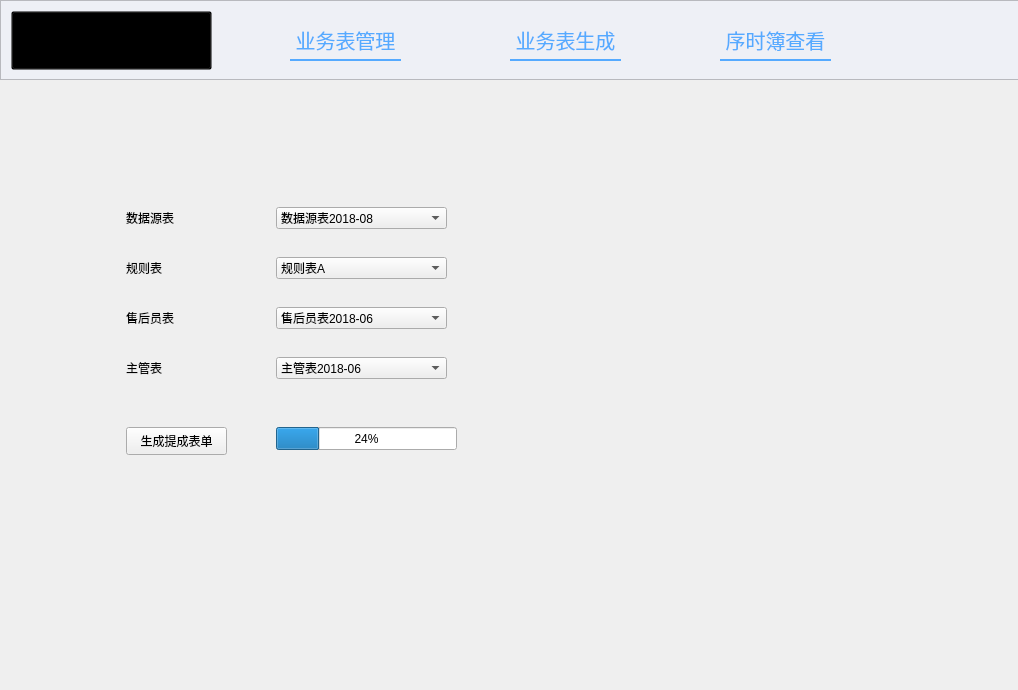
The window that manage_widget.ui (Excel-Plugin/CommissionERP) describes before a commit, drawn with Qt 5.
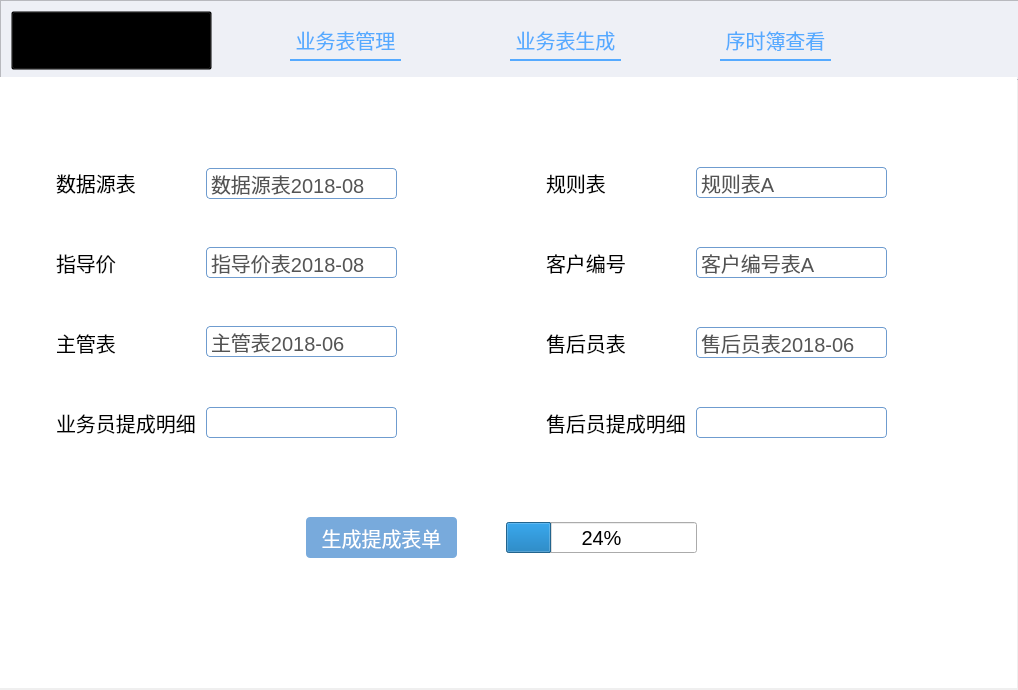
The same window after the commit. The open tabs and pages were chosen to show the change. Icons and pictures are not drawn.

Commit message: 基本完成了业务表生成的配置页面

```diff
--- a/manage_widget.ui
+++ b/manage_widget.ui
@@ -26,9 +26,10 @@
     </rect>
    </property>
    <property name="styleSheet">
-    <string notr="true">QWidget#page{
-	background: white;
-}</string>
+    <string notr="true"/>
+   </property>
+   <property name="currentIndex">
+    <number>1</number>
    </property>
    <widget class="QWidget" name="page">
     <widget class="QListWidget" name="selectListWidget">
@@ -440,13 +441,103 @@
     <zorder>searchPushButton</zorder>
    </widget>
    <widget class="QWidget" name="page_2">
+    <property name="styleSheet">
+     <string notr="true">QWidget#page_2{
+	background: white;
+	border-image: url(:/img/乘风破浪.jpg);
+}
+
+QWidget{
+	font-size: 20px;
+	font-family: &quot;微软雅黑&quot;;
+}
+
+QComboBox {
+        height: 25px;
+        border-radius: 4px;
+        border: 1px solid rgb(111, 156, 207);
+        background: white;
+}
+QComboBox:enabled {
+        color: rgb(84, 84, 84);
+}
+QComboBox:!enabled {
+        color: rgb(80, 80, 80);
+}
+QComboBox:enabled:hover, QComboBox:enabled:focus {
+        color: rgb(51, 51, 51);
+}
+QComboBox::drop-down {
+        width: 20px;
+        border: none;
+        background: transparent;
+}
+QComboBox::drop-down:hover {
+        background: rgba(255, 255, 255, 30);
+}
+QComboBox::down-arrow {
+        image: url(:/White/arrowBottom);
+}
+QComboBox::down-arrow:on {
+        /**top: 1px;**/
+}
+QComboBox QAbstractItemView {
+        border: 1px solid rgb(111, 156, 207);
+        background: white;
+        outline: none;
+}
+QComboBox QAbstractItemView::item {
+        height: 25px;
+        color: rgb(73, 73, 73);
+}
+QComboBox QAbstractItemView::item:selected {
+        background: rgb(232, 241, 250);
+        color: rgb(2, 65, 132);
+}
+QLineEdit {
+        border-radius: 4px;
+        height: 25px;
+        border: 1px solid rgb(111, 156, 207);
+        background: white;
+}
+QLineEdit:enabled {
+        color: rgb(84, 84, 84);
+}
+QLineEdit:enabled:hover, QLineEdit:enabled:focus {
+        color: rgb(51, 51, 51);
+}
+QLineEdit:!enabled {
+        color: rgb(80, 80, 80);
+}
+QPushButton{
+        border-radius: 4px;
+        border: none;
+        width: 75px;
+        height: 25px;
+}
+QPushButton:enabled {
+        background: rgb(120, 170, 220);
+        color: white;
+}
+QPushButton:!enabled {
+        background: rgb(180, 180, 180);
+        color: white;
+}
+QPushButton:enabled:hover{
+        background: rgb(100, 160, 220);
+}
+QPushButton:enabled:pressed{
+        background: rgb(0, 78, 161);
+}
+</string>
+    </property>
     <widget class="QLabel" name="label_2">
      <property name="geometry">
       <rect>
-       <x>130</x>
-       <y>120</y>
+       <x>60</x>
+       <y>80</y>
        <width>111</width>
-       <height>41</height>
+       <height>51</height>
       </rect>
      </property>
      <property name="text">
@@ -456,10 +547,10 @@
     <widget class="QLabel" name="label_3">
      <property name="geometry">
       <rect>
-       <x>130</x>
-       <y>170</y>
+       <x>550</x>
+       <y>80</y>
        <width>111</width>
-       <height>41</height>
+       <height>51</height>
       </rect>
      </property>
      <property name="text">
@@ -469,10 +560,10 @@
     <widget class="QLabel" name="label_4">
      <property name="geometry">
       <rect>
-       <x>130</x>
-       <y>220</y>
+       <x>550</x>
+       <y>240</y>
        <width>111</width>
-       <height>41</height>
+       <height>51</height>
       </rect>
      </property>
      <property name="text">
@@ -482,10 +573,10 @@
     <widget class="QLabel" name="label_5">
      <property name="geometry">
       <rect>
-       <x>130</x>
-       <y>270</y>
+       <x>60</x>
+       <y>240</y>
        <width>111</width>
-       <height>41</height>
+       <height>51</height>
       </rect>
      </property>
      <property name="text">
@@ -495,10 +586,10 @@
     <widget class="QComboBox" name="comboBox">
      <property name="geometry">
       <rect>
-       <x>280</x>
-       <y>130</y>
-       <width>171</width>
-       <height>22</height>
+       <x>210</x>
+       <y>91</y>
+       <width>191</width>
+       <height>31</height>
       </rect>
      </property>
      <item>
@@ -510,10 +601,10 @@
     <widget class="QComboBox" name="comboBox_2">
      <property name="geometry">
       <rect>
-       <x>280</x>
-       <y>180</y>
-       <width>171</width>
-       <height>22</height>
+       <x>700</x>
+       <y>90</y>
+       <width>191</width>
+       <height>31</height>
       </rect>
      </property>
      <item>
@@ -525,10 +616,10 @@
     <widget class="QComboBox" name="comboBox_3">
      <property name="geometry">
       <rect>
-       <x>280</x>
-       <y>230</y>
-       <width>171</width>
-       <height>22</height>
+       <x>700</x>
+       <y>250</y>
+       <width>191</width>
+       <height>31</height>
       </rect>
      </property>
      <item>
@@ -540,10 +631,10 @@
     <widget class="QComboBox" name="comboBox_4">
      <property name="geometry">
       <rect>
-       <x>280</x>
-       <y>280</y>
-       <width>171</width>
-       <height>22</height>
+       <x>210</x>
+       <y>249</y>
+       <width>191</width>
+       <height>31</height>
       </rect>
      </property>
      <item>
@@ -555,10 +646,10 @@
     <widget class="QPushButton" name="pushButton">
      <property name="geometry">
       <rect>
-       <x>130</x>
-       <y>350</y>
-       <width>101</width>
-       <height>28</height>
+       <x>310</x>
+       <y>440</y>
+       <width>151</width>
+       <height>41</height>
       </rect>
      </property>
      <property name="text">
@@ -568,16 +659,118 @@
     <widget class="QProgressBar" name="progressBar">
      <property name="geometry">
       <rect>
-       <x>280</x>
-       <y>350</y>
-       <width>181</width>
-       <height>23</height>
+       <x>510</x>
+       <y>445</y>
+       <width>191</width>
+       <height>31</height>
       </rect>
      </property>
      <property name="value">
       <number>24</number>
      </property>
     </widget>
+    <widget class="QLabel" name="label_6">
+     <property name="geometry">
+      <rect>
+       <x>60</x>
+       <y>160</y>
+       <width>111</width>
+       <height>51</height>
+      </rect>
+     </property>
+     <property name="text">
+      <string>指导价</string>
+     </property>
+    </widget>
+    <widget class="QComboBox" name="dataSourceComboBox_2">
+     <property name="geometry">
+      <rect>
+       <x>210</x>
+       <y>170</y>
+       <width>191</width>
+       <height>31</height>
+      </rect>
+     </property>
+     <item>
+      <property name="text">
+       <string>指导价表2018-08</string>
+      </property>
+     </item>
+    </widget>
+    <widget class="QLabel" name="label_7">
+     <property name="geometry">
+      <rect>
+       <x>550</x>
+       <y>160</y>
+       <width>111</width>
+       <height>51</height>
+      </rect>
+     </property>
+     <property name="text">
+      <string>客户编号</string>
+     </property>
+    </widget>
+    <widget class="QComboBox" name="ruleComboBox_2">
+     <property name="geometry">
+      <rect>
+       <x>700</x>
+       <y>170</y>
+       <width>191</width>
+       <height>31</height>
+      </rect>
+     </property>
+     <item>
+      <property name="text">
+       <string>客户编号表A</string>
+      </property>
+     </item>
+    </widget>
+    <widget class="QLabel" name="label_8">
+     <property name="geometry">
+      <rect>
+       <x>60</x>
+       <y>320</y>
+       <width>151</width>
+       <height>51</height>
+      </rect>
+     </property>
+     <property name="text">
+      <string>业务员提成明细</string>
+     </property>
+    </widget>
+    <widget class="QLineEdit" name="lineEdit">
+     <property name="geometry">
+      <rect>
+       <x>210</x>
+       <y>330</y>
+       <width>191</width>
+       <height>31</height>
+      </rect>
+     </property>
+    </widget>
+    <widget class="QLineEdit" name="lineEdit_2">
+     <property name="geometry">
+      <rect>
+       <x>700</x>
+       <y>330</y>
+       <width>191</width>
+       <height>31</height>
+      </rect>
+     </property>
+    </widget>
+    <widget class="QLabel" name="label_9">
+     <property name="geometry">
+      <rect>
+       <x>550</x>
+       <y>320</y>
+       <width>151</width>
+       <height>51</height>
+      </rect>
+     </property>
+     <property name="text">
+      <string>售后员提成明细</string>
+     </property>
+    </widget>
    </widget>
   </widget>
   <widget class="QPushButton" name="logoLabelPushButton">
```
Left out of the diff: 105 changed lines with no effect on the pictures. The commit also changes 6 other files.
